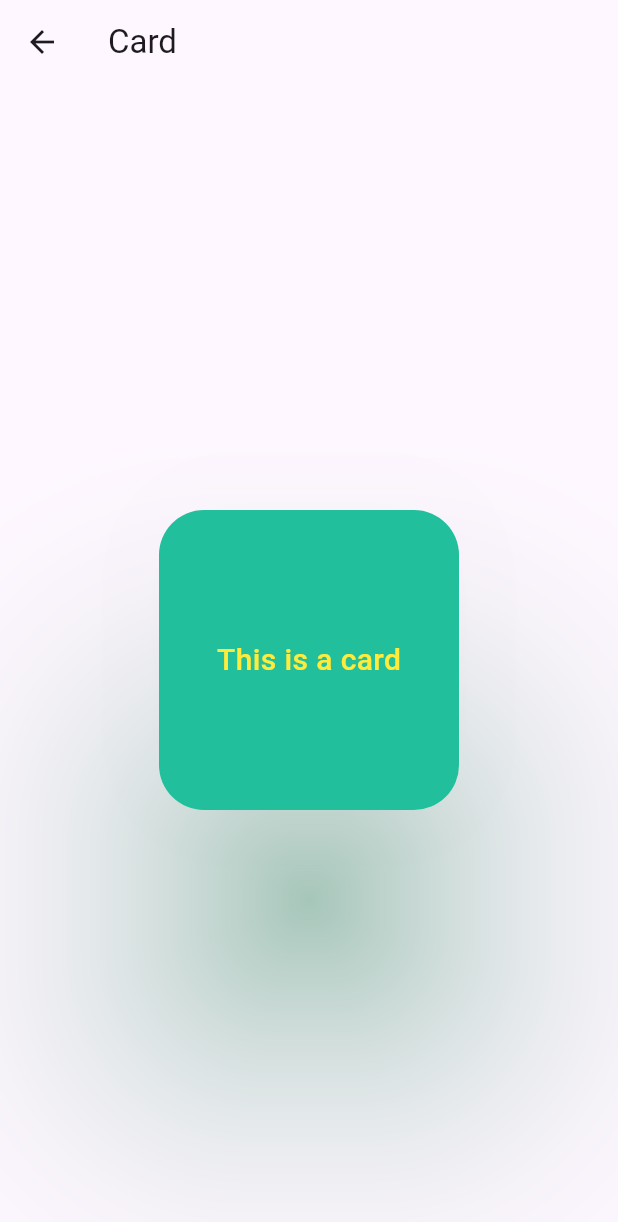
After one commit to kamrulhasan04947/flutterwidget, a Flutter app: the DesignCard screen opened directly, on a phone screen of 412 x 824 dp. The commit adds this screen. Shown: the top 1222 px of the screen. Run offline on Flutter 3.47's test engine with Material 3 defaults, Android fonts, the phone set to English and light mode, and no system bars.

Commit message:
new code added

```diff
--- a/lib/pages/homepage.dart
+++ b/lib/pages/homepage.dart
@@ -27,7 +27,7 @@ class HomePage extends StatelessWidget {
                 onPressed: (){
                   Navigator.push(
                       context,
-                      MaterialPageRoute(builder: (context)=> const CustomActivity(activityName: 'Activity1',)),
+                      MaterialPageRoute(builder: (context)=> const ActivityOne()),
                   );
                 },
                 style: ElevatedButton.styleFrom(
@@ -48,7 +48,7 @@ class HomePage extends StatelessWidget {
             onPressed: (){
               Navigator.push(
                 context,
-                MaterialPageRoute(builder: (context)=> const CustomActivity(activityName: 'Activity2')),
+                MaterialPageRoute(builder: (context)=> const ActivityTwo()),
               );
             },
             style: ElevatedButton.styleFrom(
--- /dev/null
+++ b/lib/resourcess/card.dart
@@ -0,0 +1,44 @@
+import 'package:flutter/cupertino.dart';
+import 'package:flutter/material.dart';
+
+class DesignCard extends StatelessWidget{
+  const DesignCard({super.key});
+  @override
+  Widget build(BuildContext context) {
+    return Scaffold(
+      appBar: AppBar(
+        title: const Text('Card'),
+      ),
+
+      body: Center(
+        child: Column(
+          mainAxisAlignment: MainAxisAlignment.center,
+          children: [
+            Card(
+              elevation: 80,
+              shape: RoundedRectangleBorder(
+                borderRadius: BorderRadius.circular(30)
+              ),
+              shadowColor: const Color.fromRGBO(33, 191, 115, 1,),
+              color: const Color.fromRGBO(33, 191, 155, 1),
+              child: const SizedBox(
+                width: 200,
+                height: 200,
+                child: Center(child:Text(
+                  'This is a card',
+                  style: TextStyle(
+                    fontSize: 20,
+                    color: Colors.yellow,
+                    fontWeight: FontWeight.w500,
+                  ),
+                  ),
+                ),
+              ),
+            )
+          ],
+        ),
+      ),
+    );
+  }
+
+}
```
Also changed, not shown: lib/main.dart (+5 -2 lines), lib/pages/customactivity.dart (+4 -3 lines), lib/resourcess/circularprogressbar.dart (added, +46 -0 lines), lib/resourcess/linear_progress_bar.dart (added, +40 -0 lines).
